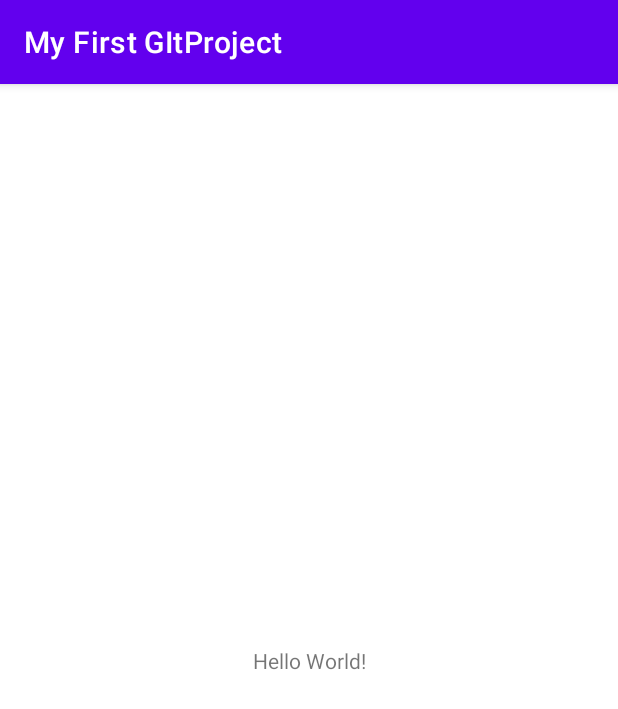
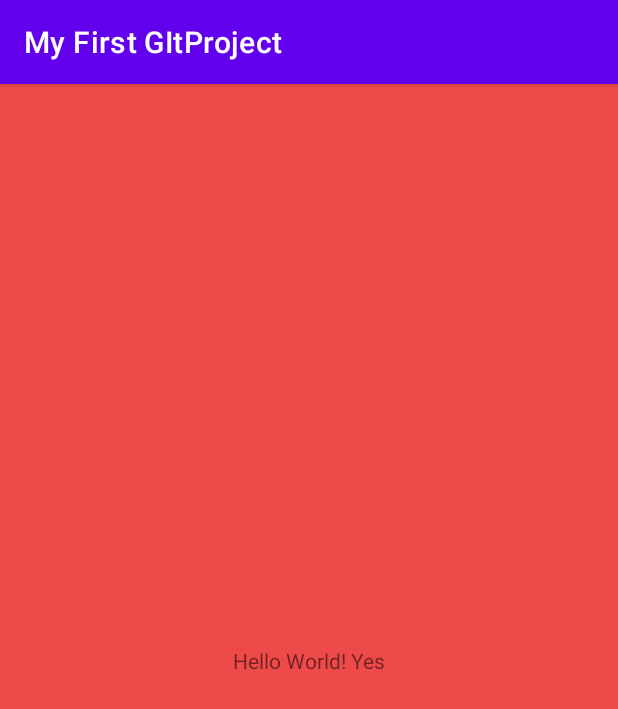
Before and after one commit to AndreyKray/My_First_GItProject, an Android app: the screen it shows after launch (MainActivity), on a phone screen of 412 x 824 dp. Shown: the top 709 px of the screen. Run offline under Robolectric (Android 15) with nearby library versions, the phone set to English and light mode, and no system bars.

Commit message:
Background color

```diff
--- a/app/src/main/res/layout/activity_main.xml
+++ b/app/src/main/res/layout/activity_main.xml
@@ -4,12 +4,13 @@
     xmlns:tools="http://schemas.android.com/tools"
     android:layout_width="match_parent"
     android:layout_height="match_parent"
+    android:background="#EF4A4A"
     tools:context=".MainActivity">
 
     <TextView
         android:layout_width="wrap_content"
         android:layout_height="wrap_content"
-        android:text="Hello World!"
+        android:text="Hello World! Yes"
         app:layout_constraintBottom_toBottomOf="parent"
         app:layout_constraintEnd_toEndOf="parent"
         app:layout_constraintStart_toStartOf="parent"
```
